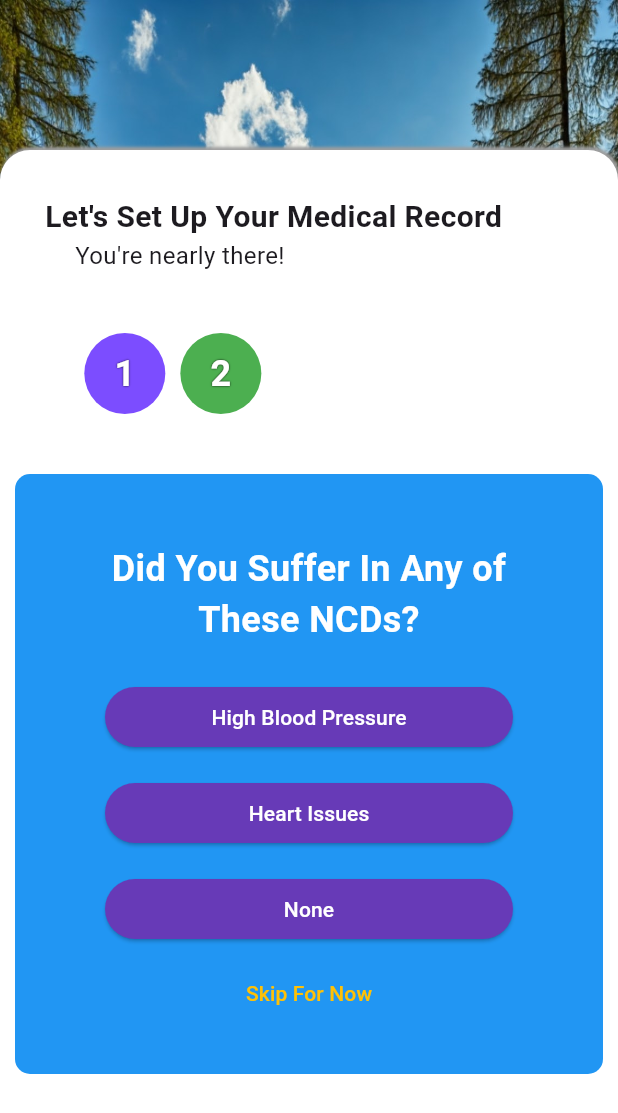
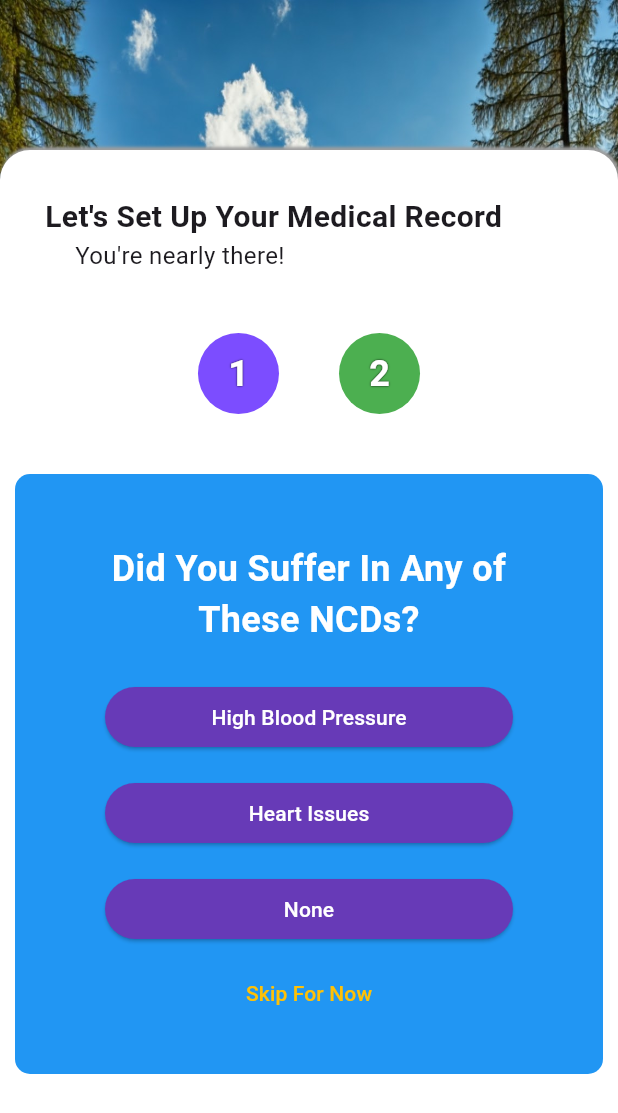
Before and after one commit to JEDIWONG/Flutter-Mobile-App-HealthMatrix, a Flutter app: the FirstTimeSetup screen opened directly, on a phone screen of 412 x 824 dp. Shown: the top 1113 px of the screen. Run offline on Flutter 3.47's test engine with Material 3 defaults, Android fonts, the phone set to English and light mode, and no system bars; our stand-ins replace numberpicker, pedometer, percent_indicator, permission_handler, smooth_page_indicator, syncfusion_flutter_gauges.

Commit message:
adding new features

```diff
--- a/lib/component/steps_bar.dart
+++ b/lib/component/steps_bar.dart
@@ -9,9 +9,11 @@ class StepsBar extends StatelessWidget {
   @override
   Widget build(BuildContext context) {
     return Row(
+        mainAxisAlignment: MainAxisAlignment.center,
         children: List.generate(len, (i) {
           return Container(
-            margin: const EdgeInsets.symmetric(horizontal: 5.0),
+            alignment: Alignment.center,
+            margin: const EdgeInsets.symmetric(horizontal: 20),
             decoration: BoxDecoration(
               color: i == int.parse(index) ? Colors.deepPurpleAccent:Colors.green , // Dynamic color based on index
               shape: BoxShape.circle,
@@ -20,7 +22,7 @@ class StepsBar extends StatelessWidget {
             child: Align(
               alignment: Alignment.center,
               child: Text(
-                (i + 1).toString(), // Incrementing the index
+                (i + 1).toString(),
                 style: const TextStyle(
                   fontSize: 24.0,
                   color: Colors.white,
--- a/lib/screen/first_time_setup.dart
+++ b/lib/screen/first_time_setup.dart
@@ -141,7 +141,7 @@ class QuizWidget extends StatelessWidget {
                 child: Text(answer),
               ),
             );
-          }).toList(),
+          }),
           TextButton(
             onPressed: answerQuestion,
             child: const Text(
--- a/lib/screen/login.dart
+++ b/lib/screen/login.dart
@@ -78,7 +78,7 @@ class Login extends StatelessWidget {
                       ),
 
                       // Alternate Login (Google, etc.)
-                      AltLogin(padX: 0, padY: 0,),
+                      const AltLogin(padX: 0, padY: 0,),
                     ],
                   ),
                 ),
```
Also changed, not shown: lib/screen/meals_planning.dart (+4 -4 lines), lib/screen/registration.dart (+3 -6 lines).
